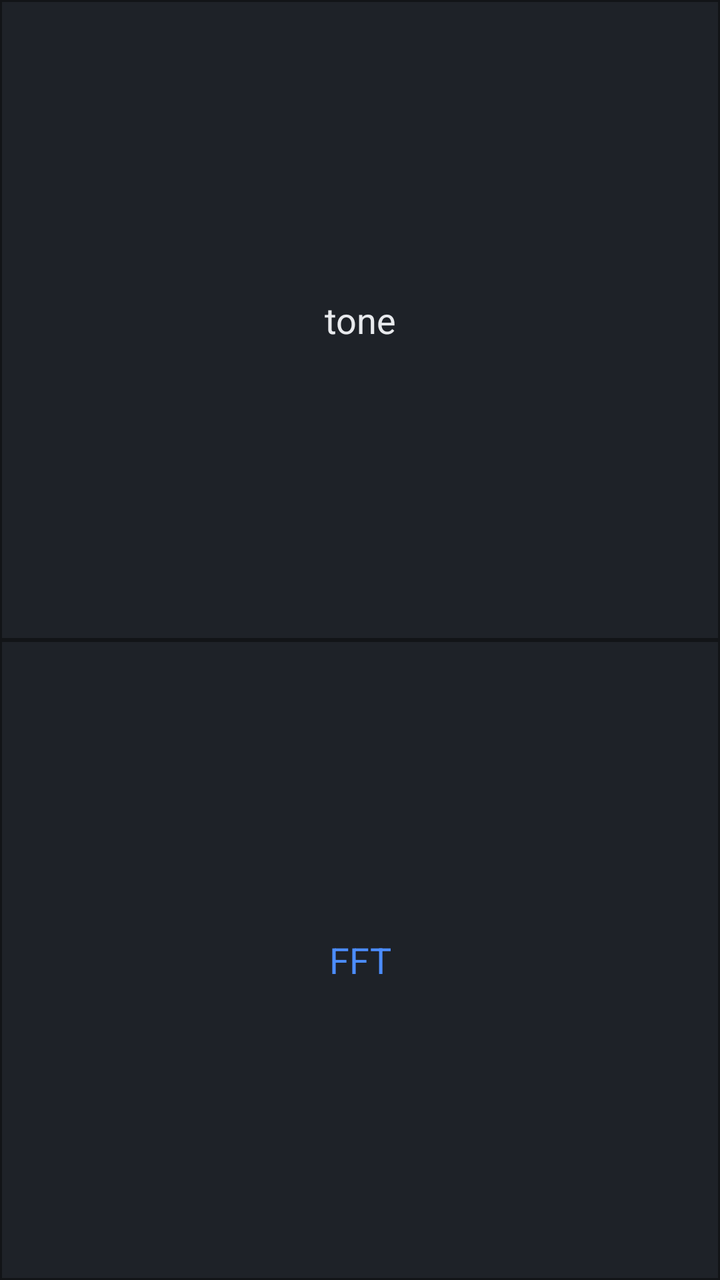
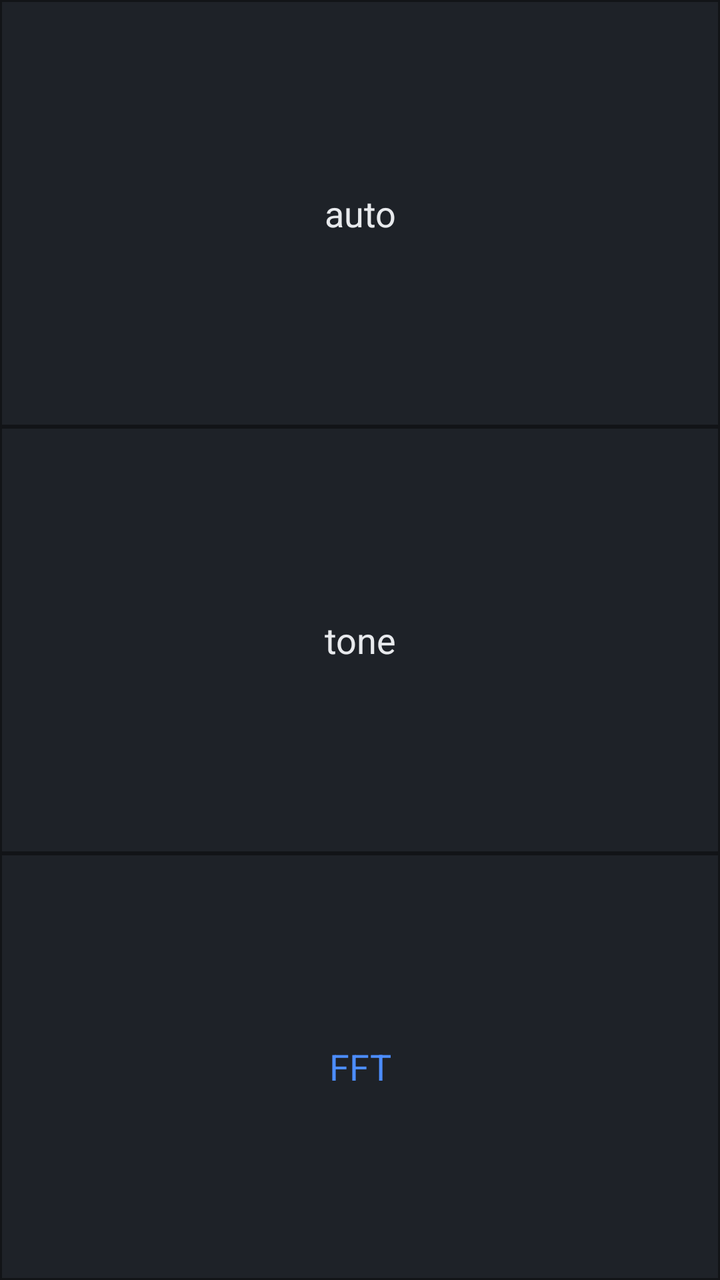

Before-and-after screenshots of an Android layout around one commit, followed by the original layout XML and the change that was made.
<!-- AndroidManifest.xml: application theme Tuner -->
<!-- res/layout/strobe_mode.xml -->
<?xml version="1.0" encoding="utf-8"?>
<LinearLayout xmlns:android="http://schemas.android.com/apk/res/android"
    android:orientation="vertical"
    android:layout_width="fill_parent"
    android:layout_height="fill_parent">
    <Button android:id="@+id/tone_button"
	android:layout_width="fill_parent"
	android:layout_height="1dp"
	android:layout_weight="1"
	android:text="tone"
	android:textAppearance="?android:attr/textAppearanceMedium"
	android:onClick="do_tone" />
    <Button
	android:layout_width="fill_parent"
	android:layout_height="1dp"
	android:layout_weight="1"
	android:text="FFT"
	android:textColor="@color/accent"
	android:textAppearance="?android:attr/textAppearanceMedium"
	android:onClick="do_mode" />
</LinearLayout>
<!-- resources referenced by this layout -->
<resources>
  <color name="accent">#4C8DFF</color>
  <style name="Tuner" parent="@android:style/Theme.Material">
  		<item name="android:colorBackground">@color/bg</item>
  		<item name="android:windowBackground">@color/bg</item>
  		<item name="android:colorPrimary">@color/surface</item>
  		<item name="android:colorPrimaryDark">@color/bg</item>
  		<item name="android:colorAccent">@color/accent</item>
  		<item name="android:colorControlNormal">@color/text_muted</item>
  		<item name="android:textColorPrimary">@color/text</item>
  		<item name="android:textColorSecondary">@color/text_muted</item>
  		<item name="android:textColorHint">@color/outline</item>
  		<item name="android:statusBarColor">@color/bg</item>
  		<item name="android:navigationBarColor">@color/bg</item>
  		<item name="android:buttonStyle">@style/Tuner.Button</item>
  	</style>
  <color name="bg">#121417</color>
  <color name="surface">#1E2228</color>
  <color name="text_muted">#9AA0A6</color>
  <color name="text">#E8EAED</color>
  <color name="outline">#2E343C</color>
  <style name="Tuner.Button" parent="@android:style/Widget.Material.Button">
  		<item name="android:textColor">@color/text</item>
  		<item name="android:textAllCaps">false</item>
  		<item name="android:background">@drawable/mode_button</item>
  	</style>
  <!-- drawable mode_button (drawable) -->
  <?xml version="1.0" encoding="utf-8"?>
  <selector xmlns:android="http://schemas.android.com/apk/res/android">
  <item android:state_pressed="true" android:drawable="@drawable/mb_pressed" />
  <item android:drawable="@drawable/mb_normal" />
  </selector>
  <!-- drawable mb_pressed (drawable) -->
  <?xml version="1.0" encoding="utf-8"?>
  <shape xmlns:android="http://schemas.android.com/apk/res/android"
      android:shape="rectangle">
      <solid android:color="@color/surface_pressed" />
      <stroke android:width="1dp" android:color="@color/accent" />
  </shape>
  <!-- drawable mb_normal (drawable) -->
  <?xml version="1.0" encoding="utf-8"?>
  <shape xmlns:android="http://schemas.android.com/apk/res/android"
      android:shape="rectangle">
      <solid android:color="@color/surface" />
      <stroke android:width="1dp" android:color="@color/bg" />
  </shape>
  <color name="surface_pressed">#2A3140</color>
</resources>

<!-- the commit's change to res/layout/strobe_mode.xml (unified diff, before → after) -->
@@ -3,6 +3,13 @@
     android:orientation="vertical"
     android:layout_width="fill_parent"
     android:layout_height="fill_parent">
+    <Button android:id="@+id/auto_button"
+	android:layout_width="fill_parent"
+	android:layout_height="1dp"
+	android:layout_weight="1"
+	android:text="auto"
+	android:textAppearance="?android:attr/textAppearanceMedium"
+	android:onClick="do_auto" />
     <Button android:id="@+id/tone_button"
 	android:layout_width="fill_parent"
 	android:layout_height="1dp"
